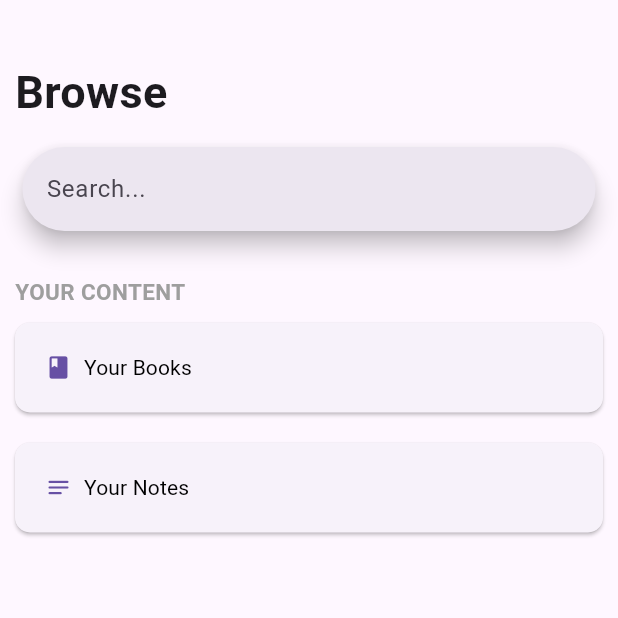
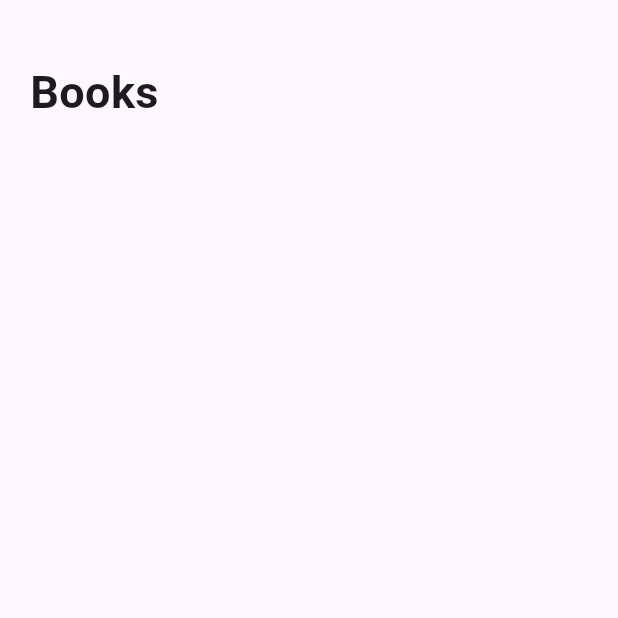
Before and after one commit to sush-il/Booket, a Flutter app: the SearchPage screen opened by its route, after a tap on "Your Books", on a phone screen of 412 x 824 dp, the top half of it. Run offline on Flutter 3.47's test engine with Material 2 defaults, Android fonts, the phone set to English and light mode, and no system bars; our stand-ins replace firebase_auth, firebase_core, font_awesome_flutter, google_sign_in, liquid_swipe, sqflite; accounts and stored records are empty.

Commit message:
Each book is now clickable which shows all the notes related with that book

```diff
--- /dev/null
+++ b/lib/pages/allBooks.dart
@@ -0,0 +1,75 @@
+import 'package:booket/pages/allNotes.dart';
+import 'package:flutter/material.dart';
+import 'package:booket/manageDB.dart';
+import 'package:booket/pages/models/dbmodels.dart';
+
+class BooksPage extends StatefulWidget {
+  const BooksPage({super.key});
+
+  @override
+  State<BooksPage> createState() => _BooksPageState();
+}
+
+class _BooksPageState extends State<BooksPage> {
+  @override
+  Widget build(BuildContext context) {
+    return Scaffold(
+        body: Container(
+            margin: const EdgeInsets.only(top: 10),
+            alignment: Alignment.center,
+            child: FutureBuilder<List<Widget>>(
+              future: showBooks(),
+              builder: ((context, snapshot) => (Container(
+                  margin: const EdgeInsets.only(top: 10),
+                  padding: const EdgeInsets.all(20),
+                  child: Column(children: snapshot.data!)))),
+            )));
+  }
+
+  Future<List<Widget>> showBooks() async {
+    List<Widget> noteCards = [
+      Container(
+          alignment: Alignment.bottomLeft,
+          child: const Text(
+            "Books",
+            textAlign: TextAlign.left,
+            style: TextStyle(
+              fontSize: 30,
+              fontWeight: FontWeight.bold,
+            ),
+          ))
+    ];
+    List<Book> books = await BooksDatabase.instance.readAllBooks();
+    for (var book in books) {
+      noteCards.add(Container(
+        alignment: Alignment.bottomLeft,
+        //padding: const EdgeInsets.all(10),
+        margin: const EdgeInsets.all(5),
+        child: TextButton(
+          style: TextButton.styleFrom(
+            textStyle:
+                const TextStyle(fontSize: 20, fontWeight: FontWeight.bold),
+          ),
+          onPressed: () {
+            Future<List<Note>> bookNotes =
+                NotesDatabase().getBookNotes(book.id!);
+            Navigator.push(
+                context,
+                MaterialPageRoute(
+                  builder: (context) => NotesPage(
+                    bookNotes: bookNotes,
+                  ),
+                ));
+          },
+          child: Text(book.title!),
+        ),
+      ));
+    }
+    return noteCards;
+  }
+
+  Future<String> getBookName(int bookID) async {
+    Book book = await BooksDatabase.instance.readBook(bookID);
+    return book.title!;
+  }
+}
--- a/lib/pages/search.dart
+++ b/lib/pages/search.dart
@@ -1,7 +1,6 @@
-import 'package:booket/pages/models/allNotes.dart';
+import 'package:booket/pages/allBooks.dart';
+import 'package:booket/pages/allNotes.dart';
 import 'package:flutter/material.dart';
-import 'package:booket/manageDB.dart';
-import 'package:booket/pages/models/dbmodels.dart';
 
 class SearchPage extends StatefulWidget {
   const SearchPage({super.key});
@@ -60,7 +59,10 @@ class _SearchPageState extends State<SearchPage> {
                       borderRadius: BorderRadius.circular(10)),
                 ),
                 onPressed: () {
-                  displayBooks();
+                  Navigator.push(
+                      context,
+                      MaterialPageRoute(
+                          builder: (context) => const BooksPage()));
                 },
                 label: const Row(
                     mainAxisAlignment: MainAxisAlignment.start,
@@ -106,19 +108,4 @@ class _SearchPageState extends State<SearchPage> {
       ]),
     );
   }
-
-  void displayBooks() async {
-    List<Book> books = await BooksDatabase.instance.readAllBooks();
-
-    for (var book in books) {
-      print(book.title);
-    }
-  }
-
-  void displayNotes() async {
-    List<Note> notes = await NotesDatabase().readAllNotes();
-    for (var note in notes) {
-      print(note.note);
-    }
-  }
 }
```
Also changed, not shown: lib/manageDB.dart (+11 -1 lines), lib/pages/allNotes.dart (renamed from lib/pages/models/allNotes.dart, +29 -11 lines), lib/pages/home.dart (+28 -18 lines).
